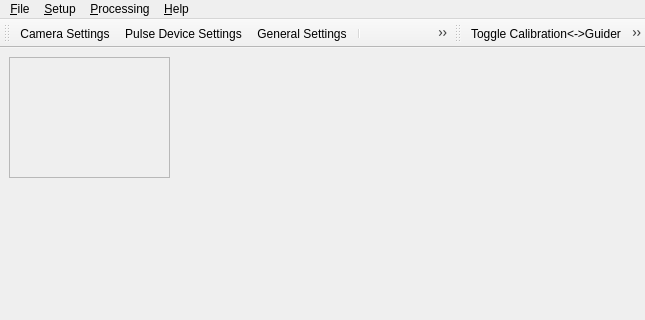
This is lin_guider/ui/lin_guider.ui in rumengb/lin_guider as Qt 5 draws it before an edit; both pictures show x 0 to 645 and y 0 to 320 of the 645 by 500 pixel window. The edited form follows.
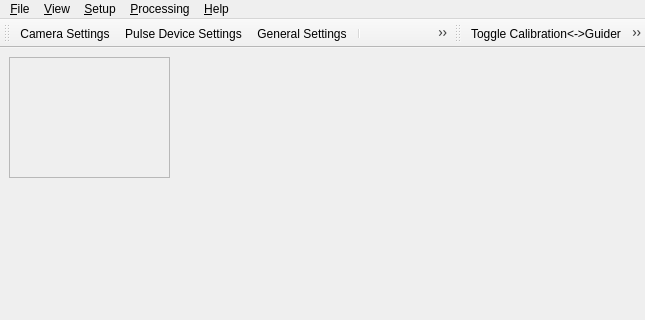
This is the edited form. Icons and pictures are not drawn.

Commit message: add View menu and move zoom icons

What changed in the file:
```diff
--- a/lin_guider/ui/lin_guider.ui
+++ b/lin_guider/ui/lin_guider.ui
@@ -43,7 +43,7 @@
      <x>0</x>
      <y>0</y>
      <width>645</width>
-     <height>23</height>
+     <height>25</height>
     </rect>
    </property>
    <widget class="QMenu" name="menuFile">
@@ -75,7 +75,17 @@
     </property>
     <addaction name="actionAbout"/>
    </widget>
+   <widget class="QMenu" name="menuView">
+    <property name="title">
+     <string>&amp;View</string>
+    </property>
+    <addaction name="actionZoom_In"/>
+    <addaction name="actionZoom_Out"/>
+    <addaction name="separator"/>
+    <addaction name="actionZoom_1_1"/>
+   </widget>
    <addaction name="menuFile"/>
+   <addaction name="menuView"/>
    <addaction name="menuSetup"/>
    <addaction name="menuProcessing"/>
    <addaction name="menuHelp"/>
```
Left out of the diff: 34 changed lines with no effect on the pictures. The commit also changes 1 other file.
